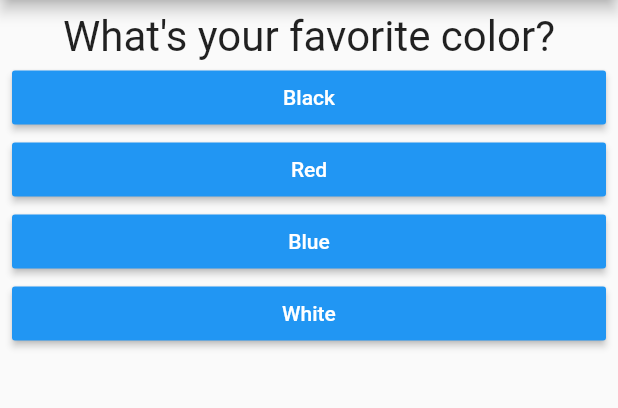
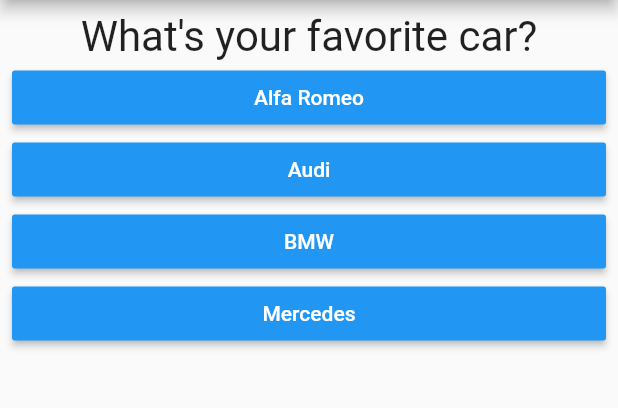
Before and after one commit to handsomemofokeng/quizz_app, a Flutter app: the screen it shows after launch, on a phone screen of 412 x 824 dp, the part 84-492 px from its top. Run offline on Flutter 3.47's test engine with Material 2 defaults, Android fonts, the phone set to English and light mode, and no system bars.

```diff
--- a/lib/main.dart
+++ b/lib/main.dart
@@ -1,5 +1,6 @@
 import 'package:flutter/material.dart';
 import 'package:quizz_app/quiz.dart';
+import 'package:quizz_app/result.dart';
 
 import 'quiz.dart';
 
@@ -17,28 +18,43 @@ class MyApp extends StatefulWidget {
 }
 
 class _MyAppState extends State<MyApp> {
-  int _questionIndex = 0;
+  int _questionIndex = 0, _totalScore = 0;
 
   final _questions = const [
     {
-      "question": "What\'s your favorite color?",
-      "options": ["Black", "Red", "Blue", "White"]
+      "question": "What\'s your favorite car?",
+      "options": [
+        {"text": "Alfa Romeo", "score": 10},
+        {"text": "Audi", "score": 7},
+        {"text": "BMW", "score": 5},
+        {"text": "Mercedes", "score": 4}
+      ]
     },
     {
-      "question": "What\'s your favorite animal?",
-      "options": ["Rabbit", "Elephant", "Lion", "Snake"]
+      "question": "What\'s your favorite color?",
+      "options": [
+        {"text": "Black", "score": 9},
+        {"text": "Red", "score": 8},
+        {"text": "Blue", "score": 10},
+        {"text": "White", "score": 7}
+      ]
     },
     {
-      "question": "What\'s your favorite car?",
-      "options": ["Alfa Romeo", "Audi", "BMW", "Mercedes"]
-    }
+      "question": "What\'s your favorite transmission?",
+      "options": [
+        {"text": "Manual", "score": 10},
+        {"text": "Automatic", "score": 8},
+        {"text": "DSG", "score": 5},
+      ]
+    },
   ];
 
   Widget build(BuildContext context) {
-    void _answerQuestion() {
+    void _answerQuestion(int score) {
       setState(() {
         if (_questionIndex < _questions.length) {
           _questionIndex++;
+          _totalScore += score;
         }
         // else {
         //   _questionIndex = 0;
@@ -57,9 +73,7 @@ class _MyAppState extends State<MyApp> {
                 questionIndex: _questionIndex,
                 questions: _questions,
               )
-            : Center(
-                child: Text("All done!"),
-              ),
+            : Result(_totalScore),
       ),
     );
   }
--- a/lib/quiz.dart
+++ b/lib/quiz.dart
@@ -23,9 +23,11 @@ class Quiz extends StatelessWidget {
             Question(
               questions[questionIndex]["question"],
             ),
-            ...(questions[questionIndex]["options"] as List<String>)
+            ...(questions[questionIndex]["options"]
+                    as List<Map<String, Object>>)
                 .map((option) {
-              return Answer(answerQuestion, option);
+              return Answer(
+                  () => answerQuestion(option["score"]), option["text"]);
             }).toList()
           ],
         ),
--- a/lib/result.dart
+++ b/lib/result.dart
@@ -1,8 +1,24 @@
 import 'package:flutter/material.dart';
 
 class Result extends StatelessWidget {
+  final int finalScore;
+
+  Result(this.finalScore);
+
+  String get getFeedback {
+    String feedback = "You have scored $finalScore/30";
+
+    return feedback;
+  }
+
   @override
   Widget build(BuildContext context) {
-    return Container();
+    return Center(
+      child: Text(
+        getFeedback,
+        style: TextStyle(fontSize: 38, fontWeight: FontWeight.bold),
+        textAlign: TextAlign.center,
+      ),
+    );
   }
 }
```
